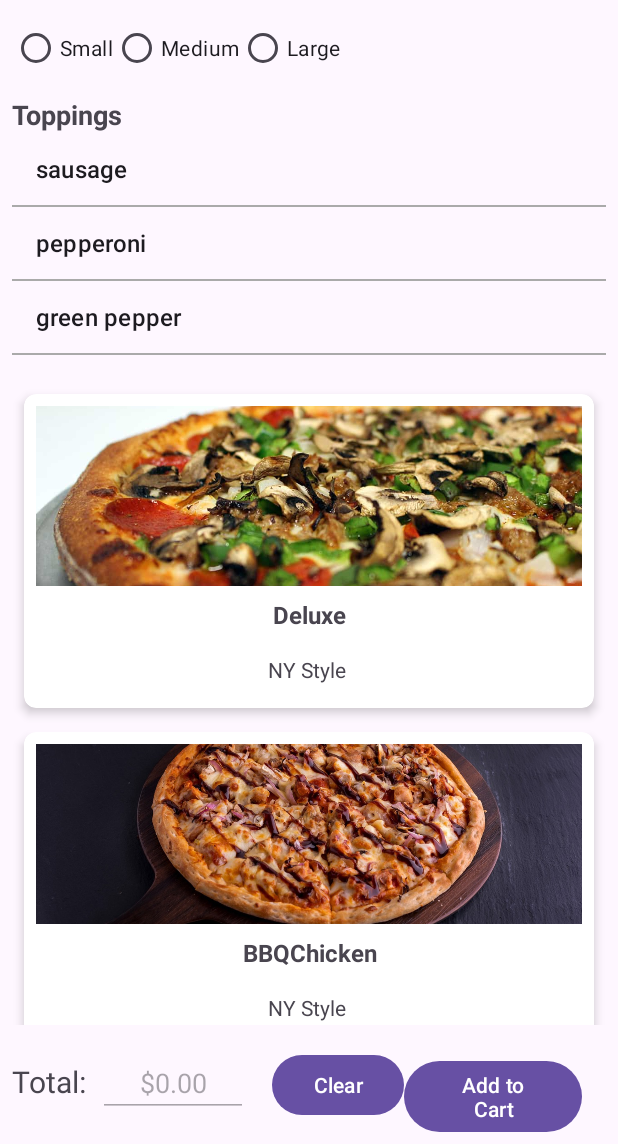
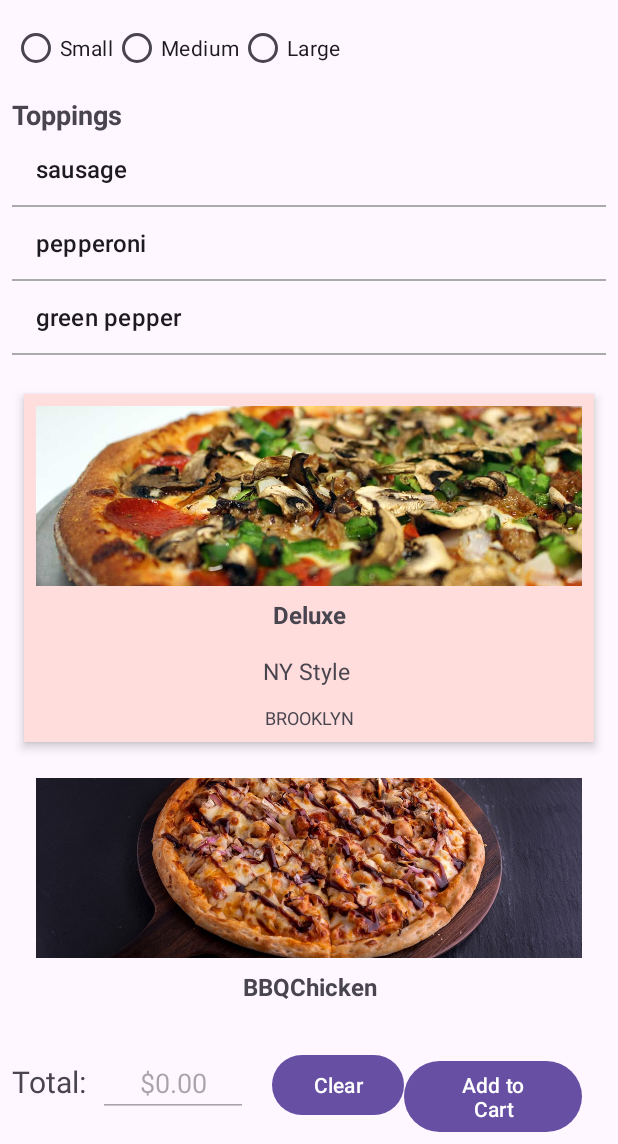
Before and after one commit to moisesfromthebible/RUPizzeria2, an Android app: the PizzaOrderActivity screen opened directly, with no data from a screen before it, after a tap on "Deluxe", on a phone screen of 412 x 824 dp, the part 92-1236 px from its top. Run offline under Robolectric (Android 15) with nearby library versions, the phone set to English and light mode, and no system bars.

Commit message:
pizza images

```diff
--- a/app/src/main/java/com/example/rupizzeria2/PizzaAdapter.java
+++ b/app/src/main/java/com/example/rupizzeria2/PizzaAdapter.java
@@ -6,6 +6,7 @@ import android.view.ViewGroup;
 import android.widget.ImageView;
 import android.widget.TextView;
 import androidx.annotation.NonNull;
+import androidx.core.content.ContextCompat;
 import androidx.recyclerview.widget.RecyclerView;
 
 import com.example.rupizzeria2.model.Pizza;
@@ -66,8 +67,12 @@ public class PizzaAdapter extends RecyclerView.Adapter<PizzaAdapter.PizzaViewHol
         Pizza pizza = pizzaList.get(position);
         holder.pizzaName.setText(pizza.getName());
         holder.pizzaStyle.setText(pizza.getStyle());
+        holder.pizzaCrust.setText(pizza.getCrust().toString());
         String pizzaName = pizza.getName().toLowerCase();
         String pizzaStyle = pizza.getStyle().toLowerCase();
+
+        holder.itemView.setBackgroundColor(ContextCompat.getColor(holder.itemView.getContext(),
+                position==selectedPosition ? R.color.selected_item_color : android.R.color.transparent));
 
         if(pizzaName.contains("deluxe") && pizzaStyle.contains("chicago style")){
             holder.pizzaImage.setImageResource(R.drawable.deluxe_chicago_style);
@@ -88,7 +93,6 @@ public class PizzaAdapter extends RecyclerView.Adapter<PizzaAdapter.PizzaViewHol
         } else {
             holder.pizzaImage.setImageResource(R.drawable.ic_launcher_background);
         }
-
         holder.itemView.setSelected(position == selectedPosition);
         holder.itemView.setOnClickListener(v -> {
             selectedPosition = position;
@@ -115,7 +119,7 @@ public class PizzaAdapter extends RecyclerView.Adapter<PizzaAdapter.PizzaViewHol
      * and handles the item selection UI changes.
      */
     public static class PizzaViewHolder extends RecyclerView.ViewHolder {
-        TextView pizzaName, pizzaStyle;
+        TextView pizzaName, pizzaStyle, pizzaCrust;
         ImageView pizzaImage;
 
         public PizzaViewHolder(View itemView) {
@@ -123,6 +127,7 @@ public class PizzaAdapter extends RecyclerView.Adapter<PizzaAdapter.PizzaViewHol
             pizzaName = itemView.findViewById(R.id.pizzaName);
             pizzaStyle = itemView.findViewById(R.id.pizzaStyle2);
             pizzaImage = itemView.findViewById(R.id.pizzaImage);
+            pizzaCrust = itemView.findViewById(R.id.pizzaCrust);
         }
     }
 
--- a/app/src/main/res/layout/pizza_item.xml
+++ b/app/src/main/res/layout/pizza_item.xml
@@ -40,6 +40,15 @@
         android:layout_margin="8dp"
         android:text="Pizza Style"
         android:textAlignment="center"
-        android:textSize="14sp" />
+        android:textSize="15sp" />
+    <TextView
+        android:id="@+id/pizzaCrust"
+        android:layout_width="match_parent"
+        android:layout_height="wrap_content"
+        android:layout_marginTop="4dp"
+        android:text="Crust Type"
+        android:textSize="12sp"
+        android:textAlignment="center"/>
+
     </LinearLayout>
 </androidx.cardview.widget.CardView>
```
